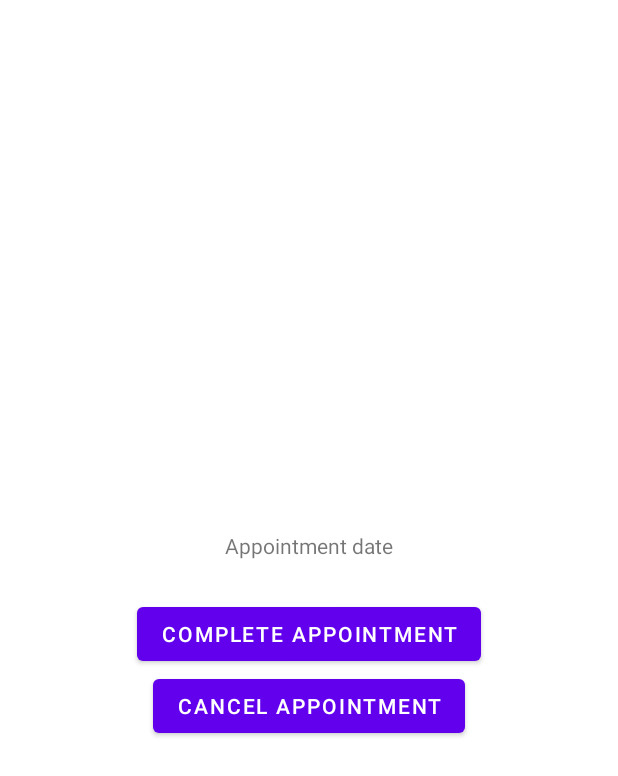
After one commit to Mitchangoes408/TheShop, an Android app: the layout appt_dialog.xml on its own in the app's theme, with its tools: preview values and no code run, on a phone screen of 412 x 824 dp. The commit adds this screen. Shown: the top 776 px of the screen. Run offline under Robolectric (Android 15) with nearby library versions, the phone set to English and light mode, and no system bars.

Commit message:
Dialog that works with appointments on select

```diff
--- a/app/src/main/java/com/main/theshop/Appointments.java
+++ b/app/src/main/java/com/main/theshop/Appointments.java
@@ -14,6 +14,7 @@ public class Appointments {
     public Appointments() {
 
         this.apptUUID = UUID.randomUUID();
+
         //NEEDS DATE WHEN AN APPOINTMENT IS MADE FOR THE DB TO ACCESS LATER
         scheduledDate = new Date();
     }
--- a/app/src/main/java/com/main/theshop/DatePickerFragment.java
+++ b/app/src/main/java/com/main/theshop/DatePickerFragment.java
@@ -64,6 +64,8 @@ public class DatePickerFragment extends DialogFragment {
                                 int month = mDatePicker.getMonth();
                                 int day = mDatePicker.getDayOfMonth();
 
+                                //POP UP DIALOG FOR A TIME PICKER
+
                                 Date date = new GregorianCalendar(year, month, day).getTime();
                                 sendResult(Activity.RESULT_OK, date);
                             }
--- /dev/null
+++ b/app/src/main/res/layout/appt_dialog.xml
@@ -0,0 +1,41 @@
+<LinearLayout
+    xmlns:android="http://schemas.android.com/apk/res/android"
+    android:layout_width="match_parent"
+    android:layout_height="match_parent"
+    android:gravity="center"
+    android:orientation="vertical">
+
+    <TextView
+        android:id="@+id/date_dialog_text"
+        android:layout_width="match_parent"
+        android:layout_height="wrap_content"
+        android:padding="25dp"
+        android:textAlignment="center"
+        android:gravity="center"
+        android:text="Appointment date"/>
+
+    <LinearLayout
+        android:layout_width="match_parent"
+        android:layout_height="wrap_content"
+        android:orientation="vertical"
+        android:gravity="center">
+
+        <Button
+            android:layout_width="wrap_content"
+            android:layout_height="wrap_content"
+            android:id="@+id/complete_appt_btn"
+            android:text="@string/complete_appt" />
+
+        <Button
+            android:layout_width="wrap_content"
+            android:layout_height="wrap_content"
+            android:id="@+id/cancel_appt_btn"
+            android:text="@string/cancel_appt"
+            />
+    </LinearLayout>
+
+
+
+
+
+</LinearLayout>
--- a/app/src/main/res/values/strings.xml
+++ b/app/src/main/res/values/strings.xml
@@ -6,4 +6,6 @@
         <item>Scissor cut</item>
     </string-array>
     <string name="datepicker_text">Pick appointment date</string>
+    <string name="cancel_appt">Cancel Appointment</string>
+    <string name="complete_appt">Complete Appointment</string>
 </resources>
```
Also changed, not shown: app/src/main/java/com/main/theshop/ApptDialogFragment.java (added, +80 -0 lines), app/src/main/java/com/main/theshop/Shop.java (+38 -7 lines), app/src/main/java/com/main/theshop/UserProfile.java (+16 -1 lines).
